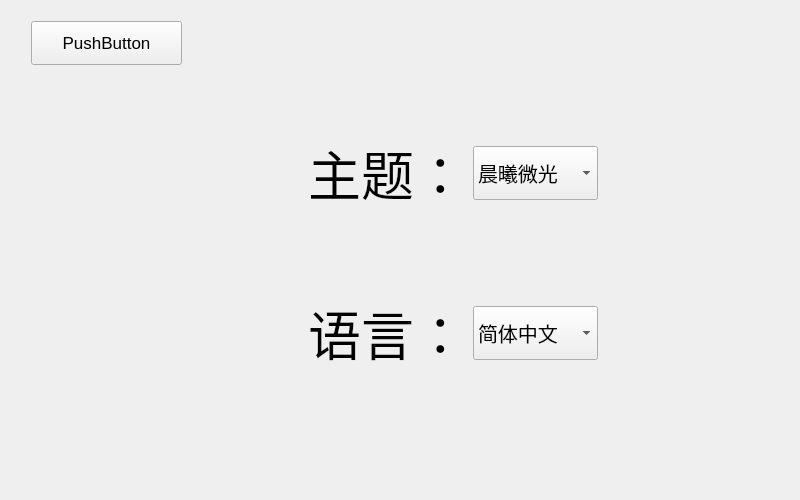
Qt form TomClock_QtCreator/screenUi/settings.ui (MeoRinLime/TomClock) before a commit.
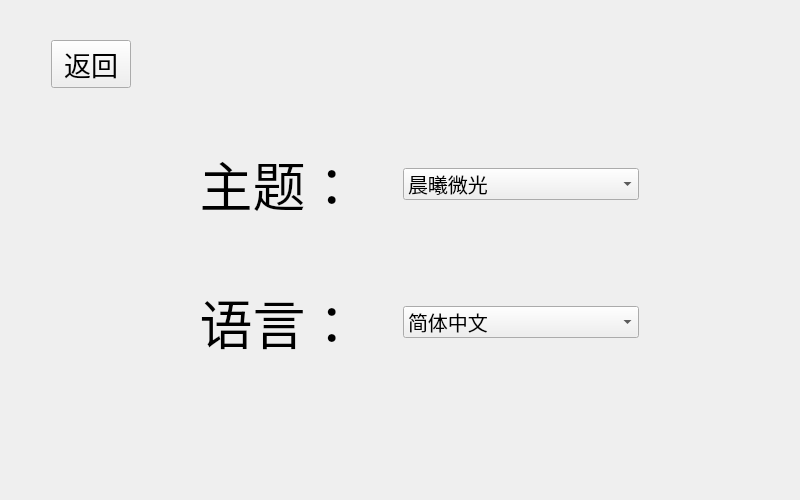
The same form after that commit. Icons and pictures are not drawn.

```diff
--- a/TomClock_QtCreator/screenUi/settings.ui
+++ b/TomClock_QtCreator/screenUi/settings.ui
@@ -28,6 +28,8 @@
   </property>
   <layout class="QGridLayout" name="gridLayout">
    <item row="0" column="0">
+    <layout class="QHBoxLayout" name="horizontalLayout_5">
+     <item>
     <layout class="QVBoxLayout" name="verticalLayout_3">
      <item>
       <spacer name="verticalSpacer_8">
@@ -35,12 +37,12 @@
         <enum>Qt::Vertical</enum>
        </property>
        <property name="sizeType">
-        <enum>QSizePolicy::Preferred</enum>
+          <enum>QSizePolicy::Fixed</enum>
        </property>
        <property name="sizeHint" stdset="0">
         <size>
          <width>20</width>
-         <height>10</height>
+           <height>20</height>
         </size>
        </property>
       </spacer>
@@ -53,11 +55,11 @@
           <enum>Qt::Horizontal</enum>
          </property>
          <property name="sizeType">
-          <enum>QSizePolicy::Preferred</enum>
+            <enum>QSizePolicy::Fixed</enum>
          </property>
          <property name="sizeHint" stdset="0">
           <size>
-           <width>20</width>
+             <width>40</width>
            <height>20</height>
           </size>
          </property>
@@ -66,18 +68,18 @@
        <item>
         <widget class="QPushButton" name="backToMain">
          <property name="sizePolicy">
-          <sizepolicy hsizetype="Preferred" vsizetype="Preferred">
+            <sizepolicy hsizetype="Maximum" vsizetype="Maximum">
            <horstretch>0</horstretch>
            <verstretch>0</verstretch>
           </sizepolicy>
          </property>
          <property name="font">
           <font>
-           <pointsize>13</pointsize>
+             <pointsize>20</pointsize>
           </font>
          </property>
          <property name="text">
-          <string>PushButton</string>
+            <string>返回</string>
          </property>
         </widget>
        </item>
@@ -87,11 +89,11 @@
           <enum>Qt::Horizontal</enum>
          </property>
          <property name="sizeType">
-          <enum>QSizePolicy::Minimum</enum>
+            <enum>QSizePolicy::Fixed</enum>
          </property>
          <property name="sizeHint" stdset="0">
           <size>
-           <width>120</width>
+             <width>250</width>
            <height>25</height>
           </size>
          </property>
@@ -105,19 +107,19 @@
         <enum>Qt::Vertical</enum>
        </property>
        <property name="sizeType">
-        <enum>QSizePolicy::Minimum</enum>
+          <enum>QSizePolicy::Fixed</enum>
        </property>
        <property name="sizeHint" stdset="0">
         <size>
-         <width>50</width>
-         <height>50</height>
+           <width>30</width>
+           <height>40</height>
         </size>
        </property>
       </spacer>
      </item>
     </layout>
    </item>
-   <item row="0" column="1">
+     <item>
     <spacer name="verticalSpacer_6">
      <property name="orientation">
       <enum>Qt::Vertical</enum>
@@ -130,23 +132,42 @@
      </property>
     </spacer>
    </item>
+     <item>
+      <spacer name="horizontalSpacer_5">
+       <property name="orientation">
+        <enum>Qt::Horizontal</enum>
+       </property>
+       <property name="sizeHint" stdset="0">
+        <size>
+         <width>40</width>
+         <height>20</height>
+        </size>
+       </property>
+      </spacer>
+     </item>
+    </layout>
+   </item>
    <item row="1" column="0">
+    <layout class="QHBoxLayout" name="horizontalLayout_4">
+     <item>
     <spacer name="horizontalSpacer">
      <property name="orientation">
       <enum>Qt::Horizontal</enum>
      </property>
      <property name="sizeType">
-      <enum>QSizePolicy::Preferred</enum>
+        <enum>QSizePolicy::Fixed</enum>
      </property>
      <property name="sizeHint" stdset="0">
       <size>
-       <width>191</width>
+         <width>150</width>
        <height>20</height>
       </size>
      </property>
     </spacer>
    </item>
-   <item row="1" column="1">
+     <item>
+      <layout class="QVBoxLayout" name="verticalLayout_4">
+       <item>
     <layout class="QHBoxLayout" name="horizontalLayout">
      <item>
       <widget class="QLabel" name="theme">
@@ -236,23 +257,7 @@
      </item>
     </layout>
    </item>
-   <item row="1" column="2">
-    <spacer name="horizontalSpacer_2">
-     <property name="orientation">
-      <enum>Qt::Horizontal</enum>
-     </property>
-     <property name="sizeType">
-      <enum>QSizePolicy::Preferred</enum>
-     </property>
-     <property name="sizeHint" stdset="0">
-      <size>
-       <width>191</width>
-       <height>20</height>
-      </size>
-     </property>
-    </spacer>
-   </item>
-   <item row="2" column="1">
+       <item>
     <spacer name="verticalSpacer_5">
      <property name="orientation">
       <enum>Qt::Vertical</enum>
@@ -268,7 +273,7 @@
      </property>
     </spacer>
    </item>
-   <item row="3" column="1">
+       <item>
     <layout class="QHBoxLayout" name="horizontalLayout_2">
      <item>
       <widget class="QLabel" name="language">
@@ -358,15 +363,35 @@
      </item>
     </layout>
    </item>
-   <item row="4" column="1">
+      </layout>
+     </item>
+     <item>
+      <spacer name="horizontalSpacer_2">
+       <property name="orientation">
+        <enum>Qt::Horizontal</enum>
+       </property>
+       <property name="sizeType">
+        <enum>QSizePolicy::Fixed</enum>
+       </property>
+       <property name="sizeHint" stdset="0">
+        <size>
+         <width>150</width>
+         <height>20</height>
+        </size>
+       </property>
+      </spacer>
+     </item>
+    </layout>
+   </item>
+   <item row="2" column="0">
     <spacer name="verticalSpacer_7">
      <property name="orientation">
       <enum>Qt::Vertical</enum>
      </property>
      <property name="sizeHint" stdset="0">
       <size>
-       <width>20</width>
-       <height>102</height>
+       <width>17</width>
+       <height>116</height>
       </size>
      </property>
     </spacer>
```
Lines whose indentation alone changed are shown as unchanged.
